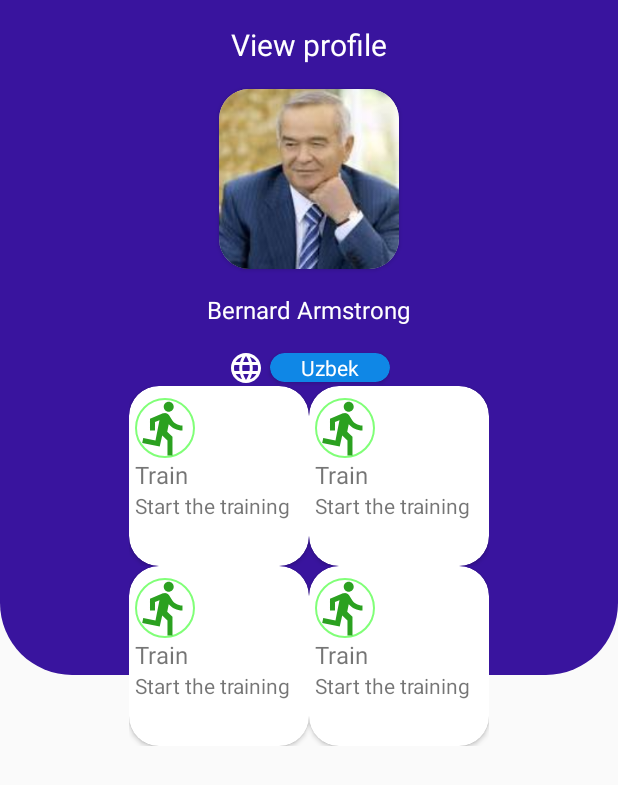
After one commit to AbbosMamadaliyev/android_lesson_1, an Android app: the layout profile_ui_exp.xml on its own in the app's theme, with its tools: preview values and no code run, on a phone screen of 412 x 824 dp. The commit adds this screen. Shown: the top 785 px of the screen. Run offline under Robolectric (Android 15) with nearby library versions, the phone set to English and light mode, and no system bars.

Commit message:
profile ui

```diff
--- a/app/src/main/java/com/example/android_lesson_1/MainActivity.java
+++ b/app/src/main/java/com/example/android_lesson_1/MainActivity.java
@@ -4,6 +4,7 @@ import androidx.appcompat.app.AppCompatActivity;
 
 import android.os.Bundle;
 import android.view.View;
+import android.widget.Toast;
 
 public class MainActivity extends AppCompatActivity {
 
@@ -16,5 +17,14 @@ public class MainActivity extends AppCompatActivity {
 
     public void homeClick(View view) {
 
+        Toast.makeText(this, "Home is clicked", Toast.LENGTH_SHORT).show();
+    }
+    public void contactClick(View view) {
+
+        Toast.makeText(this, "Contact is clicked", Toast.LENGTH_SHORT).show();
+    }
+    public void profileClick(View view) {
+
+        Toast.makeText(this, "Profile page is clicked", Toast.LENGTH_SHORT).show();
     }
 }
--- /dev/null
+++ b/app/src/main/res/drawable/back_shape.xml
@@ -0,0 +1,10 @@
+<?xml version="1.0" encoding="utf-8"?>
+<shape xmlns:android="http://schemas.android.com/apk/res/android">
+    <solid  android:color="#39149E" />
+
+
+    <corners
+        android:bottomLeftRadius="48dp"
+        android:bottomRightRadius="48dp" />
+
+</shape>
--- /dev/null
+++ b/app/src/main/res/drawable/circle_shape_green.xml
@@ -0,0 +1,8 @@
+<?xml version="1.0" encoding="utf-8"?>
+<shape xmlns:android="http://schemas.android.com/apk/res/android"
+    android:shape="oval">
+
+    <stroke
+        android:width="1dp"
+        android:color="#81FF78"/>
+</shape>
--- /dev/null
+++ b/app/src/main/res/drawable/circle_shape_orange.xml
@@ -0,0 +1,8 @@
+<?xml version="1.0" encoding="utf-8"?>
+<shape xmlns:android="http://schemas.android.com/apk/res/android"
+    android:shape="oval">
+
+    <stroke
+        android:width="1dp"
+        android:color="#FF9800"/>
+</shape>
--- /dev/null
+++ b/app/src/main/res/drawable/circle_shape_purple.xml
@@ -0,0 +1,8 @@
+<?xml version="1.0" encoding="utf-8"?>
+<shape xmlns:android="http://schemas.android.com/apk/res/android"
+    android:shape="oval">
+
+    <stroke
+        android:width="1dp"
+        android:color="#673AB7"/>
+</shape>
--- /dev/null
+++ b/app/src/main/res/drawable/circle_shape_red.xml
@@ -0,0 +1,8 @@
+<?xml version="1.0" encoding="utf-8"?>
+<shape xmlns:android="http://schemas.android.com/apk/res/android"
+    android:shape="oval">
+
+    <stroke
+        android:width="1dp"
+        android:color="#BF1221"/>
+</shape>
--- /dev/null
+++ b/app/src/main/res/drawable/ic_baseline_directions_run_24.xml
@@ -0,0 +1,10 @@
+<vector xmlns:android="http://schemas.android.com/apk/res/android"
+    android:width="18dp"
+    android:height="18dp"
+    android:tint="#2BA120"
+    android:viewportWidth="24"
+    android:viewportHeight="24">
+    <path
+        android:fillColor="@android:color/white"
+        android:pathData="M13.49,5.48c1.1,0 2,-0.9 2,-2s-0.9,-2 -2,-2 -2,0.9 -2,2 0.9,2 2,2zM9.89,19.38l1,-4.4 2.1,2v6h2v-7.5l-2.1,-2 0.6,-3c1.3,1.5 3.3,2.5 5.5,2.5v-2c-1.9,0 -3.5,-1 -4.3,-2.4l-1,-1.6c-0.4,-0.6 -1,-1 -1.7,-1 -0.3,0 -0.5,0.1 -0.8,0.1l-5.2,2.2v4.7h2v-3.4l1.8,-0.7 -1.6,8.1 -4.9,-1 -0.4,2 7,1.4z" />
+</vector>
--- /dev/null
+++ b/app/src/main/res/drawable/ic_baseline_language_24.xml
@@ -0,0 +1,5 @@
+<vector android:height="24dp" android:tint="#FFFFFF"
+    android:viewportHeight="24" android:viewportWidth="24"
+    android:width="24dp" xmlns:android="http://schemas.android.com/apk/res/android">
+    <path android:fillColor="@android:color/white" android:pathData="M11.99,2C6.47,2 2,6.48 2,12s4.47,10 9.99,10C17.52,22 22,17.52 22,12S17.52,2 11.99,2zM18.92,8h-2.95c-0.32,-1.25 -0.78,-2.45 -1.38,-3.56 1.84,0.63 3.37,1.91 4.33,3.56zM12,4.04c0.83,1.2 1.48,2.53 1.91,3.96h-3.82c0.43,-1.43 1.08,-2.76 1.91,-3.96zM4.26,14C4.1,13.36 4,12.69 4,12s0.1,-1.36 0.26,-2h3.38c-0.08,0.66 -0.14,1.32 -0.14,2 0,0.68 0.06,1.34 0.14,2L4.26,14zM5.08,16h2.95c0.32,1.25 0.78,2.45 1.38,3.56 -1.84,-0.63 -3.37,-1.9 -4.33,-3.56zM8.03,8L5.08,8c0.96,-1.66 2.49,-2.93 4.33,-3.56C8.81,5.55 8.35,6.75 8.03,8zM12,19.96c-0.83,-1.2 -1.48,-2.53 -1.91,-3.96h3.82c-0.43,1.43 -1.08,2.76 -1.91,3.96zM14.34,14L9.66,14c-0.09,-0.66 -0.16,-1.32 -0.16,-2 0,-0.68 0.07,-1.35 0.16,-2h4.68c0.09,0.65 0.16,1.32 0.16,2 0,0.68 -0.07,1.34 -0.16,2zM14.59,19.56c0.6,-1.11 1.06,-2.31 1.38,-3.56h2.95c-0.96,1.65 -2.49,2.93 -4.33,3.56zM16.36,14c0.08,-0.66 0.14,-1.32 0.14,-2 0,-0.68 -0.06,-1.34 -0.14,-2h3.38c0.16,0.64 0.26,1.31 0.26,2s-0.1,1.36 -0.26,2h-3.38z"/>
+</vector>
--- a/app/src/main/res/layout/activity_main.xml
+++ b/app/src/main/res/layout/activity_main.xml
@@ -92,6 +92,8 @@
         </LinearLayout>
 
         <LinearLayout
+            android:onClick="contactClick"
+
             android:layout_width="0dp"
             android:layout_height="match_parent"
 
@@ -119,6 +121,8 @@
         </LinearLayout>
 
         <LinearLayout
+            android:onClick="profileClick"
+
             android:layout_width="0dp"
             android:layout_height="match_parent"
             android:layout_weight="1"
--- /dev/null
+++ b/app/src/main/res/layout/profile_ui_exp.xml
@@ -0,0 +1,260 @@
+<?xml version="1.0" encoding="utf-8"?>
+<FrameLayout xmlns:android="http://schemas.android.com/apk/res/android"
+    android:layout_width="match_parent"
+    android:layout_height="match_parent"
+    xmlns:app="http://schemas.android.com/apk/res-auto">
+
+    <com.google.android.material.imageview.ShapeableImageView
+        android:src="@drawable/back_shape"
+        android:layout_width="match_parent"
+        android:layout_height="450dp"/>
+
+    <LinearLayout
+        android:layout_width="match_parent"
+        android:orientation="vertical"
+        android:layout_height="match_parent">
+
+        <TextView
+            android:text="@string/profile_view"
+            android:textColor="#fff"
+            android:layout_margin="16dp"
+            android:textSize="20sp"
+            android:layout_gravity="center"
+            android:layout_width="wrap_content"
+            android:layout_height="wrap_content"/>
+
+        <androidx.cardview.widget.CardView
+            android:layout_gravity="center"
+            android:layout_width="120dp"
+            app:cardCornerRadius="20dp"
+            android:layout_height="120dp">
+            <ImageView
+                android:scaleType="centerCrop"
+                android:src="@drawable/ik"
+                android:layout_width="match_parent"
+                android:layout_height="match_parent" />
+        </androidx.cardview.widget.CardView>
+
+
+        <TextView
+            android:text="Bernard Armstrong"
+            android:textColor="#fff"
+            android:layout_margin="16dp"
+            android:textSize="16sp"
+            android:layout_gravity="center"
+            android:layout_width="wrap_content"
+            android:layout_height="wrap_content"/>
+
+        <LinearLayout
+            android:orientation="horizontal"
+            android:layout_gravity="center"
+            android:gravity="center_vertical"
+            android:layout_width="wrap_content"
+            android:layout_height="wrap_content">
+
+            <ImageView
+                android:src="@drawable/ic_baseline_language_24"
+                android:layout_width="wrap_content"
+                android:paddingEnd="4dp"
+                android:layout_height="wrap_content"/>
+
+            <androidx.cardview.widget.CardView
+                app:cardCornerRadius="12dp"
+                android:padding="120dp"
+                app:cardBackgroundColor="#0F87E6"
+                android:layout_width="80dp"
+                android:layout_height="wrap_content">
+                <TextView
+                    android:text="Uzbek"
+                    android:textColor="#fff"
+                    android:layout_gravity="center"
+                    android:layout_width="wrap_content"
+                    android:layout_height="wrap_content"/>
+            </androidx.cardview.widget.CardView>
+
+
+
+        </LinearLayout>
+
+        <LinearLayout
+            android:layout_width="wrap_content"
+            android:orientation="horizontal"
+            android:layout_gravity="center"
+            android:layout_height="wrap_content">
+
+            <androidx.cardview.widget.CardView
+                android:layout_gravity="center"
+                android:layout_width="120dp"
+                app:cardCornerRadius="20dp"
+                android:elevation="8dp"
+                android:layout_height="120dp">
+
+                <LinearLayout
+                    android:orientation="vertical"
+                    android:paddingVertical="8dp"
+                    android:paddingStart="4dp"
+                    android:layout_width="wrap_content"
+                    android:layout_height="match_parent">
+
+                    <ImageView
+                        android:background="@drawable/circle_shape_green"
+                        android:src="@drawable/ic_baseline_directions_run_24"
+                        android:layout_width="40dp"
+                        android:layout_height="40dp"/>
+
+                    <LinearLayout
+                        android:orientation="vertical"
+                        android:layout_width="wrap_content"
+                        android:layout_height="wrap_content">
+                        <TextView
+                            android:text="Train"
+                            android:textSize="16sp"
+                            android:layout_width="wrap_content"
+                            android:layout_height="wrap_content"/>
+
+                        <TextView
+                            android:text="Start the training"
+                            android:textSize="14sp"
+                            android:layout_width="wrap_content"
+                            android:layout_height="wrap_content"/>
+                    </LinearLayout>
+
+
+                </LinearLayout>
+            </androidx.cardview.widget.CardView>
+
+            <androidx.cardview.widget.CardView
+                android:layout_gravity="center"
+                android:layout_width="120dp"
+                app:cardCornerRadius="20dp"
+                android:elevation="8dp"
+                android:layout_height="120dp">
+
+                <LinearLayout
+                    android:orientation="vertical"
+                    android:paddingVertical="8dp"
+                    android:paddingStart="4dp"
+                    android:layout_width="wrap_content"
+                    android:layout_height="match_parent">
+
+                    <ImageView
+                        android:background="@drawable/circle_shape_green"
+                        android:src="@drawable/ic_baseline_directions_run_24"
+                        android:layout_width="40dp"
+                        android:layout_height="40dp"/>
+
+                    <LinearLayout
+                        android:orientation="vertical"
+                        android:layout_width="wrap_content"
+                        android:layout_height="wrap_content">
+                        <TextView
+                            android:text="Train"
+                            android:textSize="16sp"
+                            android:layout_width="wrap_content"
+                            android:layout_height="wrap_content"/>
+
+                        <TextView
+                            android:text="Start the training"
+                            android:textSize="14sp"
+                            android:layout_width="wrap_content"
+                            android:layout_height="wrap_content"/>
+                    </LinearLayout>
+
+
+                </LinearLayout>
+            </androidx.cardview.widget.CardView>
+
+        </LinearLayout>
+        <LinearLayout
+            android:layout_width="wrap_content"
+            android:orientation="horizontal"
+            android:layout_gravity="center"
+            android:layout_height="wrap_content">
+
+            <androidx.cardview.widget.CardView
+                android:layout_gravity="center"
+                android:layout_width="120dp"
+                app:cardCornerRadius="20dp"
+                android:elevation="8dp"
+                android:layout_height="120dp">
+
+                <LinearLayout
+                    android:orientation="vertical"
+                    android:paddingVertical="8dp"
+                    android:paddingStart="4dp"
+                    android:layout_width="wrap_content"
+                    android:layout_height="match_parent">
+
+                    <ImageView
+                        android:background="@drawable/circle_shape_green"
+                        android:src="@drawable/ic_baseline_directions_run_24"
+                        android:layout_width="40dp"
+                        android:layout_height="40dp"/>
+
+                    <LinearLayout
+                        android:orientation="vertical"
+                        android:layout_width="wrap_content"
+                        android:layout_height="wrap_content">
+                        <TextView
+                            android:text="Train"
+                            android:textSize="16sp"
+                            android:layout_width="wrap_content"
+                            android:layout_height="wrap_content"/>
+
+                        <TextView
+                            android:text="Start the training"
+                            android:textSize="14sp"
+                            android:layout_width="wrap_content"
+                            android:layout_height="wrap_content"/>
+                    </LinearLayout>
+
+
+                </LinearLayout>
+            </androidx.cardview.widget.CardView>
+
+            <androidx.cardview.widget.CardView
+                android:layout_gravity="center"
+                android:layout_width="120dp"
+                app:cardCornerRadius="20dp"
+                android:elevation="8dp"
+                android:layout_height="120dp">
+
+                <LinearLayout
+                    android:orientation="vertical"
+                    android:paddingVertical="8dp"
+                    android:paddingStart="4dp"
+                    android:layout_width="wrap_content"
+                    android:layout_height="match_parent">
+
+                    <ImageView
+                        android:background="@drawable/circle_shape_green"
+                        android:src="@drawable/ic_baseline_directions_run_24"
+                        android:layout_width="40dp"
+                        android:layout_height="40dp"/>
+
+                    <LinearLayout
+                        android:orientation="vertical"
+                        android:layout_width="wrap_content"
+                        android:layout_height="wrap_content">
+                        <TextView
+                            android:text="Train"
+                            android:textSize="16sp"
+                            android:layout_width="wrap_content"
+                            android:layout_height="wrap_content"/>
+
+                        <TextView
+                            android:text="Start the training"
+                            android:textSize="14sp"
+                            android:layout_width="wrap_content"
+                            android:layout_height="wrap_content"/>
+                    </LinearLayout>
+
+
+                </LinearLayout>
+            </androidx.cardview.widget.CardView>
+
+        </LinearLayout>
+
+    </LinearLayout>
+
+</FrameLayout>
--- a/app/src/main/res/values-night/themes.xml
+++ /dev/null
@@ -1,16 +0,0 @@
-<resources xmlns:tools="http://schemas.android.com/tools">
-    <!-- Base application theme. -->
-    <style name="Theme.Android_lesson_1" parent="Theme.MaterialComponents.DayNight.DarkActionBar">
-        <!-- Primary brand color. -->
-        <item name="colorPrimary">@color/purple_200</item>
-        <item name="colorPrimaryVariant">@color/purple_700</item>
-        <item name="colorOnPrimary">@color/black</item>
-        <!-- Secondary brand color. -->
-        <item name="colorSecondary">@color/teal_200</item>
-        <item name="colorSecondaryVariant">@color/teal_200</item>
-        <item name="colorOnSecondary">@color/black</item>
-        <!-- Status bar color. -->
-        <item name="android:statusBarColor" tools:targetApi="l">?attr/colorPrimaryVariant</item>
-        <!-- Customize your theme here. -->
-    </style>
-</resources>
--- /dev/null
+++ b/app/src/main/res/values/circle_shape_green.xml
@@ -0,0 +1,9 @@
+<?xml version="1.0" encoding="utf-8"?>
+<resources xmlns:tools="http://schemas.android.com/tools">
+
+    <style name="GreenCircle" parent="">
+        <item name="cornerRadius">24dp</item>
+        <item name="color">#188F1D</item>
+    </style>
+
+</resources>
--- a/app/src/main/res/values/strings.xml
+++ b/app/src/main/res/values/strings.xml
@@ -1,3 +1,4 @@
 <resources>
     <string name="app_name">Telegram</string>
+    <string name="profile_view">View profile</string>
 </resources>
--- a/app/src/main/res/values/themes.xml
+++ b/app/src/main/res/values/themes.xml
@@ -1,6 +1,6 @@
 <resources xmlns:tools="http://schemas.android.com/tools">
     <!-- Base application theme. -->
-    <style name="Theme.Android_lesson_1" parent="Theme.MaterialComponents.DayNight.DarkActionBar">
+    <style name="Theme.Android_lesson_1" parent="Theme.AppCompat.DayNight.DarkActionBar">
         <!-- Primary brand color. -->
         <item name="colorPrimary">@color/purple_500</item>
         <item name="colorPrimaryVariant">@color/purple_700</item>
```
